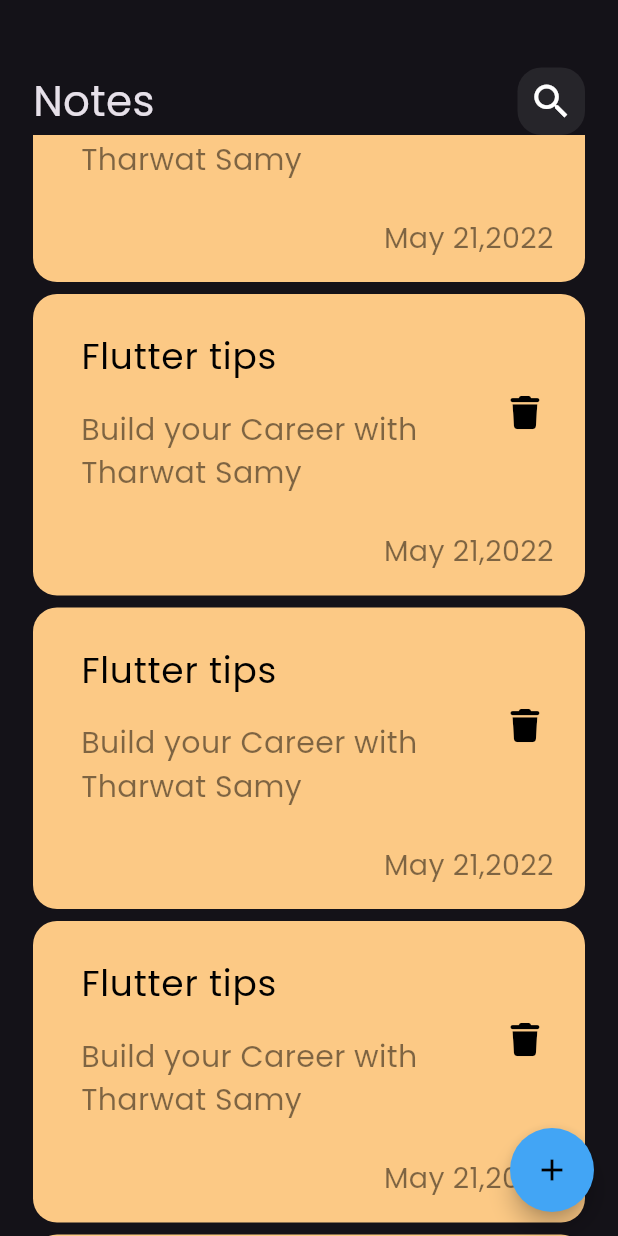
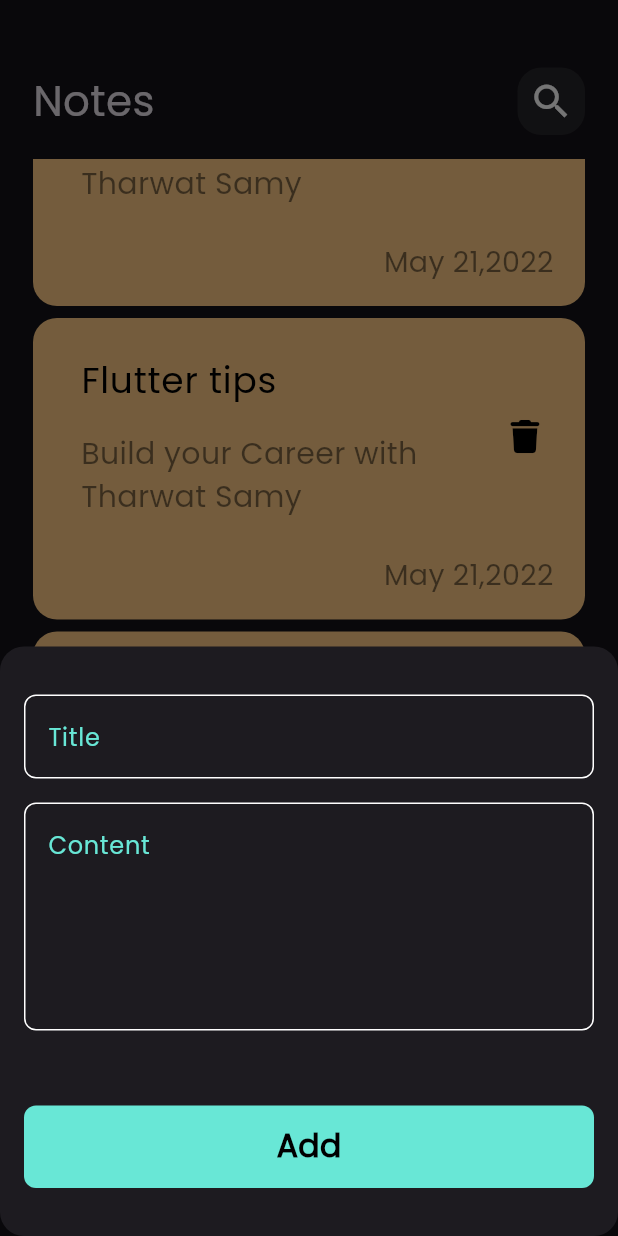
Before and after one commit to AndroSaied/notes_app, a Flutter app: the screen it shows after launch, scrolled down 1152 dp, after a tap on the "add" icon, on a phone screen of 412 x 824 dp. Run offline on Flutter 3.47's test engine with Material 3 defaults, Android fonts, the phone set to English and light mode, and no system bars; our stand-ins replace font_awesome_flutter.

Commit message:
create bottom sheet to add note

```diff
--- /dev/null
+++ b/lib/constants.dart
@@ -0,0 +1,3 @@
+import 'package:flutter/material.dart';
+
+const kPrimaryColor = Color(0xff68E7D6);
--- a/lib/views/notes_view.dart
+++ b/lib/views/notes_view.dart
@@ -1,4 +1,6 @@
 import 'package:flutter/material.dart';
+import 'package:notes_app/constants.dart';
+import 'package:notes_app/views/widgets/add_note_bottom_sheet.dart';
 import 'package:notes_app/views/widgets/notes_body_view.dart';
 
 class NotesView extends StatelessWidget {
@@ -8,8 +10,18 @@ class NotesView extends StatelessWidget {
   Widget build(BuildContext context) {
     return Scaffold(
       floatingActionButton: FloatingActionButton(
-        onPressed: () {},
-        backgroundColor: Colors.blue.shade400,
+        onPressed: () {
+          showModalBottomSheet(
+            shape: RoundedRectangleBorder(
+              borderRadius: BorderRadius.circular(16)
+            ),
+            context: context,
+            builder: (context) {
+              return const AddNoteBottomSheet();
+            },
+          );
+        },
+        backgroundColor: kPrimaryColor,
         shape: const CircleBorder(),
         child: const Icon(Icons.add, color: Colors.black,),
         ),
--- /dev/null
+++ b/lib/views/widgets/add_note_bottom_sheet.dart
@@ -0,0 +1,30 @@
+import 'package:flutter/material.dart';
+import 'package:notes_app/views/widgets/custom_button.dart';
+import 'package:notes_app/views/widgets/custom_text_field.dart';
+
+class AddNoteBottomSheet extends StatelessWidget {
+  const AddNoteBottomSheet({super.key});
+
+  @override
+  Widget build(BuildContext context) {
+    return const Padding(
+      padding: EdgeInsets.symmetric(horizontal: 16.0),
+      child: SingleChildScrollView(
+        child: Column(
+          children: [
+            SizedBox(height: 32,),
+            CustomTextField(hint: "Title"),
+            SizedBox(height: 16,),
+            CustomTextField(
+              hint: "Content",
+              maxLines: 5,
+            ),
+            SizedBox(height: 50,),
+            CustomButton(),
+            SizedBox(height: 32,)
+          ],
+        ),
+      ),
+    );
+  }
+}
--- /dev/null
+++ b/lib/views/widgets/custom_button.dart
@@ -0,0 +1,28 @@
+import 'package:flutter/material.dart';
+import 'package:notes_app/constants.dart';
+
+class CustomButton extends StatelessWidget {
+  const CustomButton({super.key});
+
+  @override
+  Widget build(BuildContext context) {
+    return Container(
+      width: MediaQuery.of(context).size.width,
+      height: 55,
+      decoration: BoxDecoration(
+        borderRadius: BorderRadius.circular(8),
+        color: kPrimaryColor,
+      ),
+      child: const Center(
+        child: Text(
+          "Add",
+          style: TextStyle(
+            color: Colors.black,
+            fontSize: 21,
+            fontWeight: FontWeight.bold,
+            ),
+          ),
+      ),
+    );
+  }
+}
--- /dev/null
+++ b/lib/views/widgets/custom_text_field.dart
@@ -0,0 +1,32 @@
+import 'package:flutter/material.dart';
+import 'package:notes_app/constants.dart';
+
+class CustomTextField extends StatelessWidget {
+  const CustomTextField({super.key, required this.hint, this.maxLines = 1});
+
+  final String hint;
+  final int maxLines;
+
+  @override
+  Widget build(BuildContext context) {
+    return TextField(
+      maxLines: maxLines,
+      decoration: InputDecoration(
+        hintText: hint,
+        hintStyle: const TextStyle(color: kPrimaryColor, ),
+        border: buildBorder(),
+        enabledBorder: buildBorder(),
+        focusedBorder: buildBorder(kPrimaryColor),
+      ),
+    );
+  }
+
+  OutlineInputBorder buildBorder([color]) {
+    return OutlineInputBorder(
+        borderRadius: const BorderRadius.all(Radius.circular(8)),
+        borderSide: BorderSide(
+          color: color ?? Colors.white,
+        )
+      );
+  }
+}
--- a/lib/views/widgets/notes_list_view.dart
+++ b/lib/views/widgets/notes_list_view.dart
@@ -6,13 +6,17 @@ class NotesListView extends StatelessWidget {
 
   @override
   Widget build(BuildContext context) {
-    return ListView.builder(
+    return Padding(
+      padding: const EdgeInsets.symmetric(vertical: 16),
+      child: ListView.builder(
+        padding: EdgeInsets.zero,
         itemBuilder: (context, index) {
           return const Padding(
             padding: EdgeInsets.symmetric(vertical: 4.0),
             child: CustomNoteItem(),
           );
         },
+      ),
     );
   }
 }
```
Lines whose indentation alone changed are shown as unchanged.
